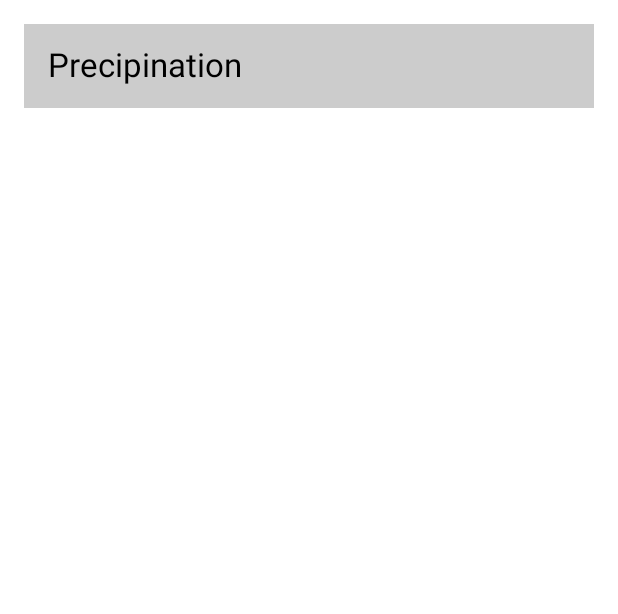
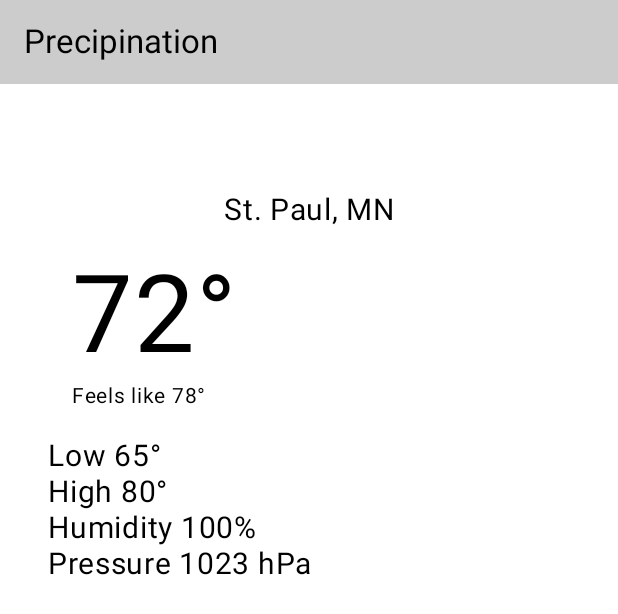
Before and after one commit to crosleecode/Precipination, an Android app built with Jetpack Compose: the @Preview function PrecipinationPreview, on a phone screen of 412 x 824 dp. Shown: the top 614 px of the screen. Run offline under Robolectric (Android 15) with nearby library versions, the light colour scheme and no system bars.

Commit message:
Added text for location, current temp, perceived temp (feels like), high, low, humidity and pressure.  Adjusted padding to make sure the text started below the grey bar at the top.

```diff
--- a/app/src/main/java/com/example/precipination/MainActivity.kt
+++ b/app/src/main/java/com/example/precipination/MainActivity.kt
@@ -1,5 +1,6 @@
 package com.example.precipination
 
+import android.media.Image
 import android.os.Bundle
 import androidx.activity.ComponentActivity
 import androidx.activity.compose.setContent
@@ -15,13 +16,17 @@ import androidx.compose.ui.Modifier
 import androidx.compose.ui.tooling.preview.Preview
 import com.example.precipination.ui.theme.PrecipinationTheme
 import androidx.compose.foundation.layout.Column
+import androidx.compose.foundation.layout.Row
+import androidx.compose.foundation.layout.Spacer
 import androidx.compose.foundation.layout.fillMaxWidth
 import androidx.compose.foundation.layout.height
 import androidx.compose.material3.MaterialTheme
 import androidx.compose.ui.Alignment
 import androidx.compose.ui.graphics.Color
 import androidx.compose.ui.res.stringResource
+import androidx.compose.ui.text.style.TextAlign
 import androidx.compose.ui.unit.dp
+import androidx.compose.ui.unit.sp
 
 
 class MainActivity : ComponentActivity() {
@@ -60,12 +65,55 @@ fun PrecipinationScreen(modifier: Modifier = Modifier) {
         }
     }
 
+    Column(
+        modifier = Modifier
+            .fillMaxWidth()
+            .padding(top = 128.dp),
+        horizontalAlignment = Alignment.Start
+    ) {
+        Text(
+            text = stringResource(id = R.string.location),
+            fontSize = 20.sp,
+            modifier = Modifier.fillMaxWidth(),
+            textAlign = TextAlign.Center
+        )
+        Spacer(modifier = Modifier.height(16.dp))
+
+        Row(
+            verticalAlignment = Alignment.CenterVertically,
+            modifier = Modifier.padding(horizontal = 32.dp)
+        ) {
+            Column(modifier = Modifier.weight(1f)) {
+                Text(
+                    text = stringResource(id = R.string.temperature),
+                    fontSize = 72.sp,
+                    modifier = Modifier.padding(start = 16.dp)
+                )
+                Text(
+                    text = stringResource(id = R.string.feels_like),
+                    fontSize = 14.sp,
+                    modifier = Modifier.padding(start = 16.dp)
+                )
+            }
+
+        }
+
+        Spacer(modifier = Modifier.height(16.dp))
+
+        Column(modifier = Modifier.padding(horizontal = 32.dp)) {
+            Text(text = stringResource(id = R.string.low_temp), fontSize = 20.sp)
+            Text(text = stringResource(id = R.string.high_temp), fontSize = 20.sp)
+            Text(text = stringResource(id = R.string.humidity), fontSize = 20.sp)
+            Text(text = stringResource(id = R.string.pressure), fontSize = 20.sp)
+        }
+    }
+
 }
 
-@Preview(showBackground = true)
+@Preview(showBackground = true, showSystemUi = true)
 @Composable
 fun PrecipinationPreview() {
     PrecipinationTheme {
-        PrecipinationScreen(modifier = Modifier.padding(16.dp))
+        PrecipinationScreen()
     }
 }
```
Also changed, not shown: app/src/main/res/drawable/clear_skies.png (added).
